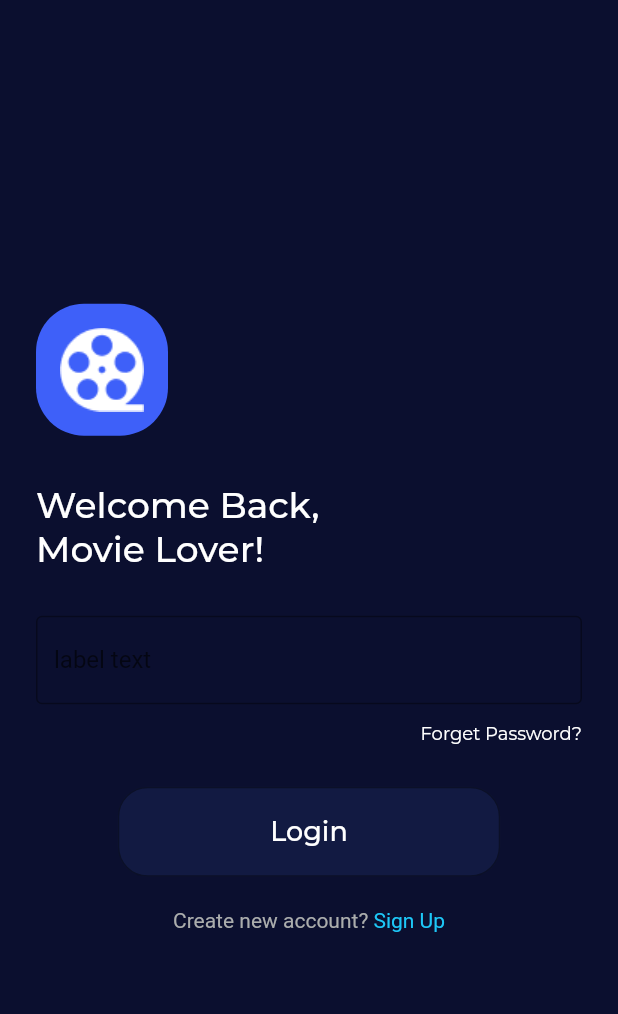
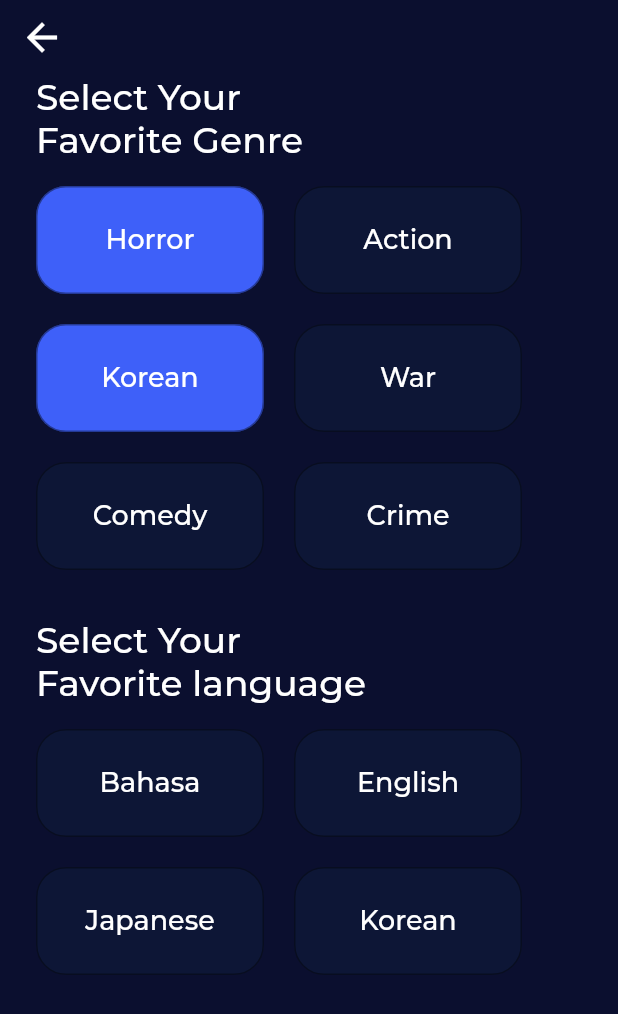
Before and after one commit to dinhdung140198/movie_ticket, a Flutter app: the screen it shows after launch, on a phone screen of 412 x 824 dp. Shown: the top 1014 px of the screen. Run offline on Flutter 3.47's test engine with Material 2 defaults, Android fonts, the phone set to English and light mode, and no system bars.

Commit message:
build ui register and user profile

```diff
--- /dev/null
+++ b/lib/internal/router/app_router.dart
@@ -0,0 +1,3 @@
+class AppRouter{
+
+}
--- a/lib/internal/utils/app_assets.dart
+++ b/lib/internal/utils/app_assets.dart
@@ -3,5 +3,5 @@ class AppIcons {
 }
 
 class AppImages {
-
+  static const String imageDefaultProfile = "assets/images/image_default_profile.png";
 }
--- a/lib/internal/utils/style.dart
+++ b/lib/internal/utils/style.dart
@@ -38,6 +38,7 @@ class AppColors {
   static const Color backgroundColor = Color(0xFF0B0F2F);
   static const Color mainColor = Color(0xFF3E60F9);
   static const Color titleColor = Color(0xFFFFFFFF);
+  static const Color errorColor = Color(0xFFFF5353);
   static const Color blueEFF = Color(0xFF449EFF);
   static const Color blue7F7 = Color(0xFF1DC7F7);
   static const Color blueAE7 = Color(0xFF48CAE7);
@@ -48,5 +49,5 @@ class AppColors {
   static const Color greyDAD = Color(0xFFABADAD);
   static const Color grey76A = Color(0xFF42476A);
   static const Color greyD3B = Color(0xFF151D3B);
-  static Color unselectButtonColor = const Color(0xFF537DEC).withOpacity(0.1);
+  static Color unselectButtonColor = const Color.fromARGB(10,72, 202, 231);
 }
--- a/lib/main.dart
+++ b/lib/main.dart
@@ -1,6 +1,8 @@
 import 'package:flutter/material.dart';
 import 'package:movie_ticket/page/auth/login/login_screen.dart';
+import 'package:movie_ticket/page/auth/register/register_screen.dart';
 import 'package:movie_ticket/page/splash/splash.dart';
+import 'package:movie_ticket/page/user_profile/user_profile_screen.dart';
 
 void main() {
   runApp(const MyApp());
@@ -26,7 +28,7 @@ class MyApp extends StatelessWidget {
         // is not restarted.
         primarySwatch: Colors.blue,
       ),
-      home: const LoginScreen(),
+      home: const UserProfileScreen(),
     );
   }
 }
--- /dev/null
+++ b/lib/page/user_profile/user_profile_screen.dart
@@ -0,0 +1,135 @@
+import 'dart:developer';
+
+import 'package:flutter/material.dart';
+import 'package:movie_ticket/internal/utils/style.dart';
+import 'package:movie_ticket/page/common_widgets/app_botton.dart';
+
+class UserProfileScreen extends StatefulWidget {
+  const UserProfileScreen({Key? key}) : super(key: key);
+
+  @override
+  State<UserProfileScreen> createState() => _UserProfileScreenState();
+}
+
+class _UserProfileScreenState extends State<UserProfileScreen> {
+  final List<Map<String, int>> listFavorGenre = [
+    {"Horror": 1},
+    {"Action": 0},
+    {"Korean": 1},
+    {"War": 0},
+    {"Comedy": 0},
+    {"Crime": 0},
+  ];
+  final List<String> listFavoriteLanguage = [
+    "Bahasa",
+    "English",
+    "Japanese",
+    "Korean"
+  ];
+  @override
+  Widget build(BuildContext context) {
+    log("dungnd");
+    return Scaffold(
+      backgroundColor: AppColors.backgroundColor,
+      appBar: PreferredSize(
+        preferredSize: const Size.fromHeight(50.0),
+        child: AppBar(
+          elevation: 0,
+          backgroundColor: Colors.transparent,
+          leading: InkWell(
+            onTap: () {
+              Navigator.of(context).pop();
+            },
+            child: const Icon(
+              Icons.arrow_back_sharp,
+              size: 30,
+            ),
+          ),
+        ),
+      ),
+      body: Padding(
+          padding: const EdgeInsets.only(left: 24, right: 24),
+          child: SingleChildScrollView(
+            child: Column(
+              mainAxisAlignment: MainAxisAlignment.center,
+              crossAxisAlignment: CrossAxisAlignment.start,
+              children: [
+                Text(
+                  "Select Your\nFavorite Genre",
+                  textAlign: TextAlign.start,
+                  style: AppTextStyle.titleText,
+                ),
+                const SizedBox(
+                  height: 16,
+                ),
+                Wrap(
+                  spacing: 20,
+                  runSpacing: 20,
+                  children: [
+                    for (var i = 0; i < listFavorGenre.length; i++)
+                      AppButton(
+                        text: listFavorGenre[i].keys.first,
+                        colorButton: listFavorGenre[i].values.first==0? AppColors.unselectButtonColor:AppColors.mainColor,
+                        width: 152,
+                        height: 72,
+                        ontap: () {
+                          setState(() {
+                            if(listFavorGenre[i].values.first==0){
+                              final key = listFavorGenre[i].keys.first;
+                              listFavorGenre[i][key]=1;
+                            }else{
+                              final key = listFavorGenre[i].keys.first;
+                              listFavorGenre[i][key]=0;
+                            }
+                            log("${listFavorGenre[i].values.first}");
+                          });
+
+                        },
+                      ),
+                  ],
+                  // listFavorGenre.map((title) {
+                  //   log("dungnd:$key");
+                  //   return AppButton(
+                  //     text: title,
+                  //     colorButton: AppColors.unselectButtonColor,
+                  //     width: 152,
+                  //     height: 72,
+                  //     ontap: () {},
+                  //   );
+                  // }).toList(),
+                ),
+                const SizedBox(
+                  height: 32,
+                ),
+                Text(
+                  "Select Your\nFavorite language",
+                  textAlign: TextAlign.start,
+                  style: AppTextStyle.titleText,
+                ),
+                const SizedBox(
+                  height: 16,
+                ),
+                Wrap(
+                  spacing: 20,
+                  runSpacing: 20,
+                  children: listFavoriteLanguage
+                      .map(
+                        (title) => AppButton(
+                          text: title,
+                          colorButton: AppColors.unselectButtonColor,
+                          width: 152,
+                          height: 72,
+                          ontap: () {},
+                        ),
+                      )
+                      .toList(),
+                ),
+                const SizedBox(
+                  height: 67,
+                ),
+              ],
+            ),
+          )),
+    );
+  }
+}
```
Also changed, not shown: lib/page/auth/login/login_screen.dart (+38 -5 lines), lib/page/auth/register/register_screen.dart (added, +160 -0 lines), lib/page/common_widgets/app_input_field.dart (+67 -11 lines), assets/images/2.0x/image_default_profile.png (added), assets/images/3.0x/image_default_profile.png (added), assets/images/image_default_profile.png (added).
